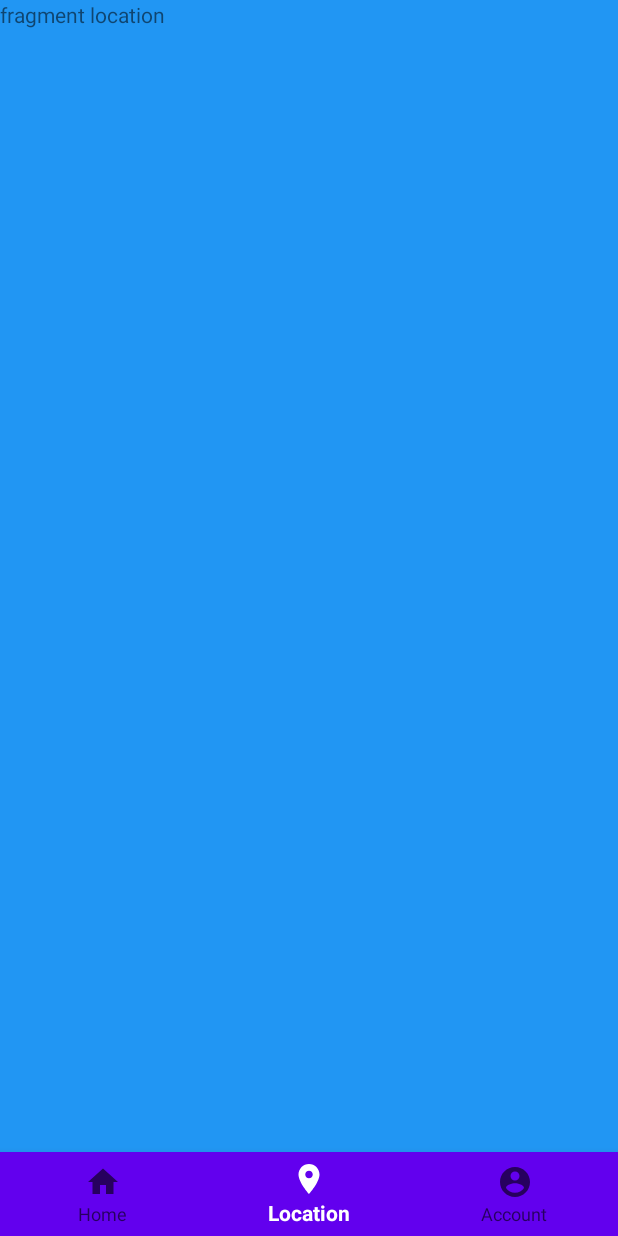
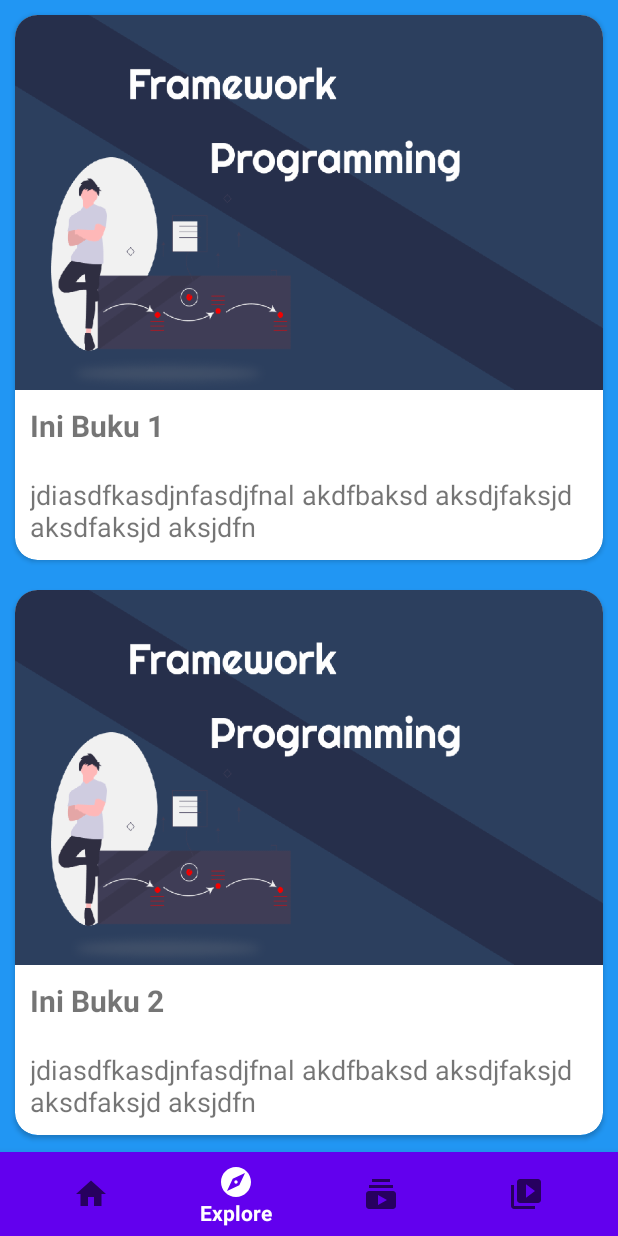
Before and after one commit to tantowi12/Belajar-Kotlin-1, an Android app: the fragment LibrarryFragment placed in its activity, item 2 of the bottom bar chosen, on a phone screen of 412 x 824 dp. Run offline under Robolectric (Android 15) with nearby library versions, the phone set to English and light mode, and no system bars.

Commit message:
9 - Tambahan

```diff
--- /dev/null
+++ b/app/src/main/java/com/example/belajarkotlindasar/ExploreFragment.kt
@@ -0,0 +1,75 @@
+package com.example.belajarkotlindasar
+
+import android.content.Intent
+import android.os.Bundle
+import androidx.fragment.app.Fragment
+import android.view.LayoutInflater
+import android.view.View
+import android.view.ViewGroup
+import androidx.recyclerview.widget.LinearLayoutManager
+import com.example.belajarkotlindasar.adapter.ItemAdapter
+import com.example.belajarkotlindasar.listener.OnItemClickListener
+import com.example.belajarkotlindasar.model.Item
+import kotlinx.android.synthetic.main.fragment_explore.*
+import kotlinx.android.synthetic.main.fragment_home.*
+
+class ExploreFragment : Fragment() {
+
+    lateinit var itemAdapter: ItemAdapter
+    val lm = LinearLayoutManager(activity)
+    val addItemList: MutableList<Item> = ArrayList()
+
+    override fun onCreateView(
+        inflater: LayoutInflater, container: ViewGroup?,
+        savedInstanceState: Bundle?
+    ): View? {
+        // Inflate the layout for this fragment
+        return inflater.inflate(R.layout.fragment_explore, container, false)
+
+    }
+
+    override fun onViewCreated(view: View, savedInstanceState: Bundle?) {
+        super.onViewCreated(view, savedInstanceState)
+
+        initView()
+
+        detail()
+
+    }
+
+    fun initView() {
+        rv_Item.layoutManager = lm
+        itemAdapter = ItemAdapter(activity!!)
+        rv_Item.adapter = itemAdapter
+
+        addItemList.add(Item("Ini Buku 1", "jdiasdfkasdjnfasdjfnal akdfbaksd aksdjfaksjd aksdfaksjd aksjdfn"))
+        addItemList.add(Item("Ini Buku 2", "jdiasdfkasdjnfasdjfnal akdfbaksd aksdjfaksjd aksdfaksjd aksjdfn"))
+        addItemList.add(Item("Ini Buku 3", "jdiasdfkasdjnfasdjfnal akdfbaksd aksdjfaksjd aksdfaksjd aksjdfn"))
+        addItemList.add(Item("Ini Buku 4", "jdiasdfkasdjnfasdjfnal akdfbaksd aksdjfaksjd aksdfaksjd aksjdfn"))
+        addItemList.add(Item("Ini Buku 5", "jdiasdfkasdjnfasdjfnal akdfbaksd aksdjfaksjd aksdfaksjd aksjdfn"))
+        addItemList.add(Item("Ini Buku 6", "jdiasdfkasdjnfasdjfnal akdfbaksd aksdjfaksjd aksdfaksjd aksjdfn"))
+        addItemList.add(Item("Ini Buku 7", "jdiasdfkasdjnfasdjfnal akdfbaksd aksdjfaksjd aksdfaksjd aksjdfn"))
+        addItemList.add(Item("Ini Buku 8", "jdiasdfkasdjnfasdjfnal akdfbaksd aksdjfaksjd aksdfaksjd aksjdfn"))
+        addItemList.add(Item("Ini Buku 9", "jdiasdfkasdjnfasdjfnal akdfbaksd aksdjfaksjd aksdfaksjd aksjdfn"))
+        addItemList.add(Item("Ini Buku 10", "jdiasdfkasdjnfasdjfnal akdfbaksd aksdjfaksjd aksdfaksjd aksjdfn"))
+        addItemList.add(Item("Ini Buku 11", "jdiasdfkasdjnfasdjfnal akdfbaksd aksdjfaksjd aksdfaksjd aksjdfn"))
+
+
+        itemAdapter.setItem(addItemList)
+    }
+
+    fun detail() {
+        itemAdapter.setonClickItemListener(object : OnItemClickListener {
+            override fun onItemClick(item: View, position: Int) {
+                var i = Intent(context, DetailItem::class.java)
+                i.putExtra("title", itemAdapter.getItems().get(position).getTitle() )
+                i.putExtra("description", itemAdapter.getItems().get(position).getDescription())
+                startActivity(i)
+            }
+
+        })
+    }
+
+
+
+}
--- a/app/src/main/java/com/example/belajarkotlindasar/HomeFragment.kt
+++ b/app/src/main/java/com/example/belajarkotlindasar/HomeFragment.kt
@@ -18,10 +18,6 @@ import kotlinx.android.synthetic.main.fragment_home.*
 
 class HomeFragment : Fragment() {
 
-    lateinit var itemAdapter: ItemAdapter
-    val lm = LinearLayoutManager(activity)
-    val addItemList: MutableList<Item> = ArrayList()
-
     override fun onCreateView(
         inflater: LayoutInflater, container: ViewGroup?,
         savedInstanceState: Bundle?
@@ -32,32 +28,7 @@ class HomeFragment : Fragment() {
     override fun onViewCreated(view: View, savedInstanceState: Bundle?) {
         super.onViewCreated(view, savedInstanceState)
 
-        initView()
-
-        detail()
-
         action()
-    }
-
-    fun initView() {
-        rv_Item.layoutManager = lm
-        itemAdapter = ItemAdapter(activity!!)
-        rv_Item.adapter = itemAdapter
-
-        addItemList.add(Item("Ini Buku 1", "jdiasdfkasdjnfasdjfnal akdfbaksd aksdjfaksjd aksdfaksjd aksjdfn"))
-        addItemList.add(Item("Ini Buku 2", "jdiasdfkasdjnfasdjfnal akdfbaksd aksdjfaksjd aksdfaksjd aksjdfn"))
-        addItemList.add(Item("Ini Buku 3", "jdiasdfkasdjnfasdjfnal akdfbaksd aksdjfaksjd aksdfaksjd aksjdfn"))
-        addItemList.add(Item("Ini Buku 4", "jdiasdfkasdjnfasdjfnal akdfbaksd aksdjfaksjd aksdfaksjd aksjdfn"))
-        addItemList.add(Item("Ini Buku 5", "jdiasdfkasdjnfasdjfnal akdfbaksd aksdjfaksjd aksdfaksjd aksjdfn"))
-        addItemList.add(Item("Ini Buku 6", "jdiasdfkasdjnfasdjfnal akdfbaksd aksdjfaksjd aksdfaksjd aksjdfn"))
-        addItemList.add(Item("Ini Buku 7", "jdiasdfkasdjnfasdjfnal akdfbaksd aksdjfaksjd aksdfaksjd aksjdfn"))
-        addItemList.add(Item("Ini Buku 8", "jdiasdfkasdjnfasdjfnal akdfbaksd aksdjfaksjd aksdfaksjd aksjdfn"))
-        addItemList.add(Item("Ini Buku 9", "jdiasdfkasdjnfasdjfnal akdfbaksd aksdjfaksjd aksdfaksjd aksjdfn"))
-        addItemList.add(Item("Ini Buku 10", "jdiasdfkasdjnfasdjfnal akdfbaksd aksdjfaksjd aksdfaksjd aksjdfn"))
-        addItemList.add(Item("Ini Buku 11", "jdiasdfkasdjnfasdjfnal akdfbaksd aksdjfaksjd aksdfaksjd aksjdfn"))
-
-
-        itemAdapter.setItem(addItemList)
     }
 
     fun action() {
@@ -78,17 +49,6 @@ class HomeFragment : Fragment() {
         btn_toast.setOnClickListener {
             Toast.makeText(activity, "Ini Toast", Toast.LENGTH_LONG).show()
         }
-        }
+    }
 
-    fun detail() {
-        itemAdapter.setonClickItemListener(object : OnItemClickListener {
-            override fun onItemClick(item: View, position: Int) {
-                var i = Intent(context, DetailItem::class.java)
-                i.putExtra("title", itemAdapter.getItems().get(position).getTitle() )
-                i.putExtra("description", itemAdapter.getItems().get(position).getDescription())
-                startActivity(i)
-            }
-
-        })
-    }
-    }
+}
--- a/app/src/main/java/com/example/belajarkotlindasar/AccountFragment.kt
+++ b/app/src/main/java/com/example/belajarkotlindasar/LibrarryFragment.kt
@@ -6,14 +6,14 @@ import android.view.LayoutInflater
 import android.view.View
 import android.view.ViewGroup
 
-class AccountFragment : Fragment() {
+class LibrarryFragment : Fragment() {
 
     override fun onCreateView(
         inflater: LayoutInflater, container: ViewGroup?,
         savedInstanceState: Bundle?
     ): View? {
         // Inflate the layout for this fragment
-        return inflater.inflate(R.layout.fragment_account, container, false)
+        return inflater.inflate(R.layout.fragment_librarry, container, false)
     }
 
 }
--- a/app/src/main/java/com/example/belajarkotlindasar/LocationFragment.kt
+++ b/app/src/main/java/com/example/belajarkotlindasar/SubsubscriptionsFragment.kt
@@ -6,14 +6,14 @@ import android.view.LayoutInflater
 import android.view.View
 import android.view.ViewGroup
 
-class LocationFragment : Fragment() {
+class SubsubscriptionsFragment : Fragment() {
 
     override fun onCreateView(
         inflater: LayoutInflater, container: ViewGroup?,
         savedInstanceState: Bundle?
     ): View? {
         // Inflate the layout for this fragment
-        return inflater.inflate(R.layout.fragment_location, container, false)
+        return inflater.inflate(R.layout.fragment_subsubscriptions, container, false)
     }
 
 }
--- a/app/src/main/java/com/example/belajarkotlindasar/activity_home.kt
+++ b/app/src/main/java/com/example/belajarkotlindasar/activity_home.kt
@@ -26,11 +26,14 @@ class activity_home : AppCompatActivity() {
             R.id.menu_home -> {
                 selectedFr = HomeFragment()
             }
-            R.id.menu_location -> {
-                selectedFr = LocationFragment()
+            R.id.menu_explore -> {
+                selectedFr = ExploreFragment()
             }
-            R.id.menu_account -> {
-                selectedFr = AccountFragment()
+            R.id.menu_subsubscriptions -> {
+                selectedFr = SubsubscriptionsFragment()
+            }
+            R.id.menu_librarry -> {
+                selectedFr = LibrarryFragment()
             }
         }
         var fr = supportFragmentManager.beginTransaction()
--- a/app/src/main/java/com/example/belajarkotlindasar/adapter/ItemAdapter.kt
+++ b/app/src/main/java/com/example/belajarkotlindasar/adapter/ItemAdapter.kt
@@ -1,17 +1,12 @@
 package com.example.belajarkotlindasar.adapter
 
 import android.content.Context
-import android.content.Intent
-import android.location.Location
 import android.view.LayoutInflater
-import android.view.MenuItem
 import android.view.View
 import android.view.ViewGroup
 import android.widget.TextView
 import androidx.cardview.widget.CardView
 import androidx.recyclerview.widget.RecyclerView
-import com.example.belajarkotlindasar.DetailItem
-import com.example.belajarkotlindasar.LocationFragment
 import com.example.belajarkotlindasar.R
 import com.example.belajarkotlindasar.listener.OnItemClickListener
 import com.example.belajarkotlindasar.model.Item
--- a/app/src/main/res/drawable/ic_location.xml
+++ b/app/src/main/res/drawable/ic_explore.xml
@@ -6,5 +6,5 @@
     android:tint="?attr/colorControlNormal">
   <path
       android:fillColor="@android:color/white"
-      android:pathData="M12,2C8.13,2 5,5.13 5,9c0,5.25 7,13 7,13s7,-7.75 7,-13c0,-3.87 -3.13,-7 -7,-7zM12,11.5c-1.38,0 -2.5,-1.12 -2.5,-2.5s1.12,-2.5 2.5,-2.5 2.5,1.12 2.5,2.5 -1.12,2.5 -2.5,2.5z"/>
+      android:pathData="M12,10.9c-0.61,0 -1.1,0.49 -1.1,1.1s0.49,1.1 1.1,1.1c0.61,0 1.1,-0.49 1.1,-1.1s-0.49,-1.1 -1.1,-1.1zM12,2C6.48,2 2,6.48 2,12s4.48,10 10,10 10,-4.48 10,-10S17.52,2 12,2zM14.19,14.19L6,18l3.81,-8.19L18,6l-3.81,8.19z"/>
 </vector>
--- /dev/null
+++ b/app/src/main/res/drawable/ic_library.xml
@@ -0,0 +1,10 @@
+<vector xmlns:android="http://schemas.android.com/apk/res/android"
+    android:width="24dp"
+    android:height="24dp"
+    android:viewportWidth="24"
+    android:viewportHeight="24"
+    android:tint="?attr/colorControlNormal">
+  <path
+      android:fillColor="@android:color/white"
+      android:pathData="M4,6L2,6v14c0,1.1 0.9,2 2,2h14v-2L4,20L4,6zM20,2L8,2c-1.1,0 -2,0.9 -2,2v12c0,1.1 0.9,2 2,2h12c1.1,0 2,-0.9 2,-2L22,4c0,-1.1 -0.9,-2 -2,-2zM12,14.5v-9l6,4.5 -6,4.5z"/>
+</vector>
--- /dev/null
+++ b/app/src/main/res/drawable/ic_subscriptions.xml
@@ -0,0 +1,10 @@
+<vector xmlns:android="http://schemas.android.com/apk/res/android"
+    android:width="24dp"
+    android:height="24dp"
+    android:viewportWidth="24"
+    android:viewportHeight="24"
+    android:tint="?attr/colorControlNormal">
+  <path
+      android:fillColor="@android:color/white"
+      android:pathData="M20,8L4,8L4,6h16v2zM18,2L6,2v2h12L18,2zM22,12v8c0,1.1 -0.9,2 -2,2L4,22c-1.1,0 -2,-0.9 -2,-2v-8c0,-1.1 0.9,-2 2,-2h16c1.1,0 2,0.9 2,2zM16,16l-6,-3.27v6.53L16,16z"/>
+</vector>
--- a/app/src/main/res/layout/fragment_account.xml
+++ b/app/src/main/res/layout/fragment_explore.xml
@@ -3,13 +3,14 @@
     xmlns:tools="http://schemas.android.com/tools"
     android:layout_width="match_parent"
     android:layout_height="match_parent"
-    tools:context=".AccountFragment"
-    android:background="@color/colorAccent">
+    android:background="@color/colorBlueLight"
+    tools:context=".ExploreFragment">
 
-
-    <TextView
+    <androidx.recyclerview.widget.RecyclerView
+        android:id="@+id/rv_Item"
         android:layout_width="match_parent"
-        android:layout_height="match_parent"
-        android:text="fragment account" />
+        android:layout_height="wrap_content"
+        tools:listitem="@layout/item_view"
+        android:orientation="horizontal"/>
 
 </FrameLayout>
--- a/app/src/main/res/layout/fragment_home.xml
+++ b/app/src/main/res/layout/fragment_home.xml
@@ -5,13 +5,6 @@
     android:layout_height="match_parent"
     tools:context=".HomeFragment"
     android:background="@color/colorWhite">
-
-    <androidx.recyclerview.widget.RecyclerView
-        android:id="@+id/rv_Item"
-        android:layout_width="match_parent"
-        android:layout_height="wrap_content"
-        tools:listitem="@layout/item_view"
-        android:orientation="horizontal"/>
 
     <Button
         android:id="@+id/btn_ad"
--- /dev/null
+++ b/app/src/main/res/layout/fragment_librarry.xml
@@ -0,0 +1,14 @@
+<?xml version="1.0" encoding="utf-8"?>
+<FrameLayout xmlns:android="http://schemas.android.com/apk/res/android"
+    xmlns:tools="http://schemas.android.com/tools"
+    android:layout_width="match_parent"
+    android:layout_height="match_parent"
+    tools:context=".LibrarryFragment">
+
+    <!-- TODO: Update blank fragment layout -->
+    <TextView
+        android:layout_width="match_parent"
+        android:layout_height="match_parent"
+        android:text="@string/hello_blank_fragment" />
+
+</FrameLayout>
--- a/app/src/main/res/layout/fragment_location.xml
+++ b/app/src/main/res/layout/fragment_subsubscriptions.xml
@@ -3,12 +3,13 @@
     xmlns:tools="http://schemas.android.com/tools"
     android:layout_width="match_parent"
     android:layout_height="match_parent"
-    android:background="@color/colorBlueLight"
-    tools:context=".LocationFragment">
+    tools:context=".SubsubscriptionsFragment"
+    android:background="@color/colorAccent">
+
 
     <TextView
         android:layout_width="match_parent"
         android:layout_height="match_parent"
-        android:text="fragment location" />
+        android:text="fragment account" />
 
 </FrameLayout>
--- a/app/src/main/res/menu/bottom_nav.xml
+++ b/app/src/main/res/menu/bottom_nav.xml
@@ -7,13 +7,17 @@
         android:icon="@drawable/ic_home"/>
 
     <item
-        android:id="@+id/menu_location"
-        android:title="@string/location"
-        android:icon="@drawable/ic_location"/>
+        android:id="@+id/menu_explore"
+        android:title="@string/explore"
+        android:icon="@drawable/ic_explore"/>
 
     <item
-        android:id="@+id/menu_account"
-        android:title="@string/account"
-        android:icon="@drawable/ic_account"/>
+        android:id="@+id/menu_subsubscriptions"
+        android:title="@string/subscriptions"
+        android:icon="@drawable/ic_subscriptions"/>
 
+    <item
+        android:id="@+id/menu_librarry"
+        android:title="@string/librarry"
+        android:icon="@drawable/ic_library"/>
 </menu>
--- a/app/src/main/res/values/strings.xml
+++ b/app/src/main/res/values/strings.xml
@@ -2,8 +2,10 @@
     <string name="app_name">BelajarKotlinDasar</string>
 
     <string name="home">Home</string>
-    <string name="location">Location</string>
-    <string name="account">Account</string>
+    <string name="explore">Explore</string>
+    <string name="subscriptions">Subsciptions</string>
+    <string name="librarry">Librarry</string>
+
     <!-- TODO: Remove or change this placeholder text -->
     <string name="hello_blank_fragment">Hello blank fragment</string>
 </resources>
```
